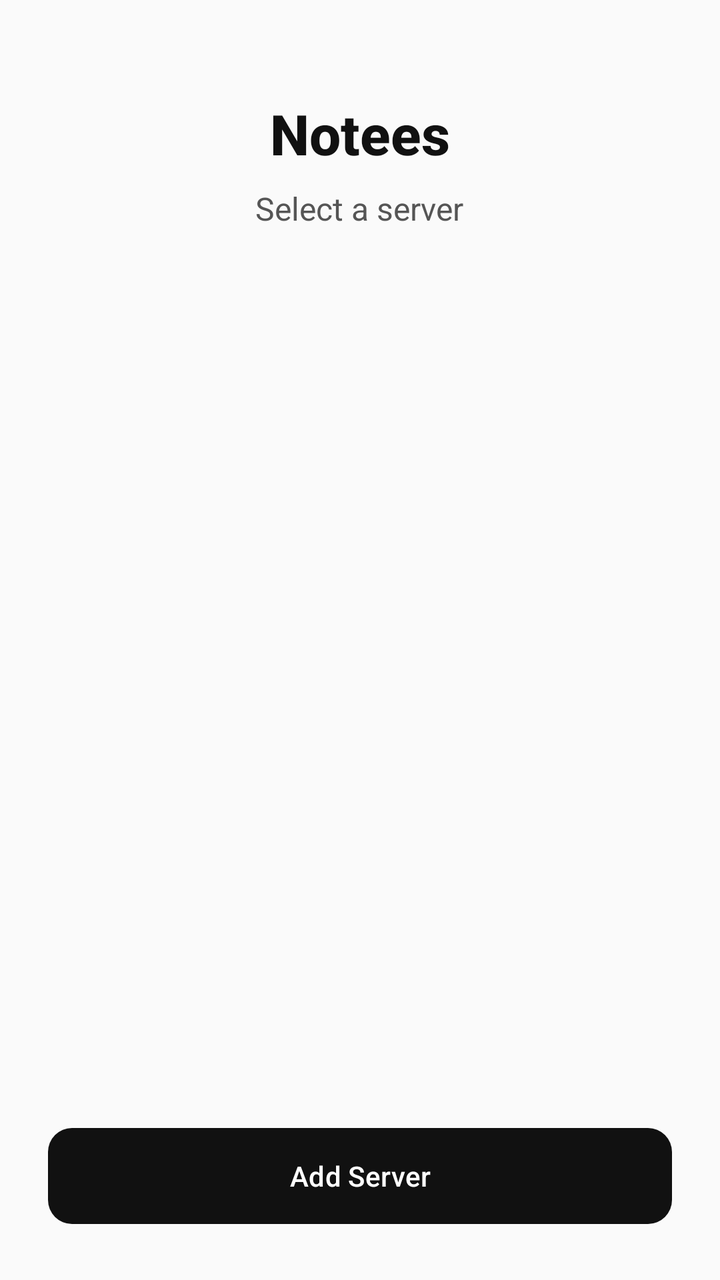
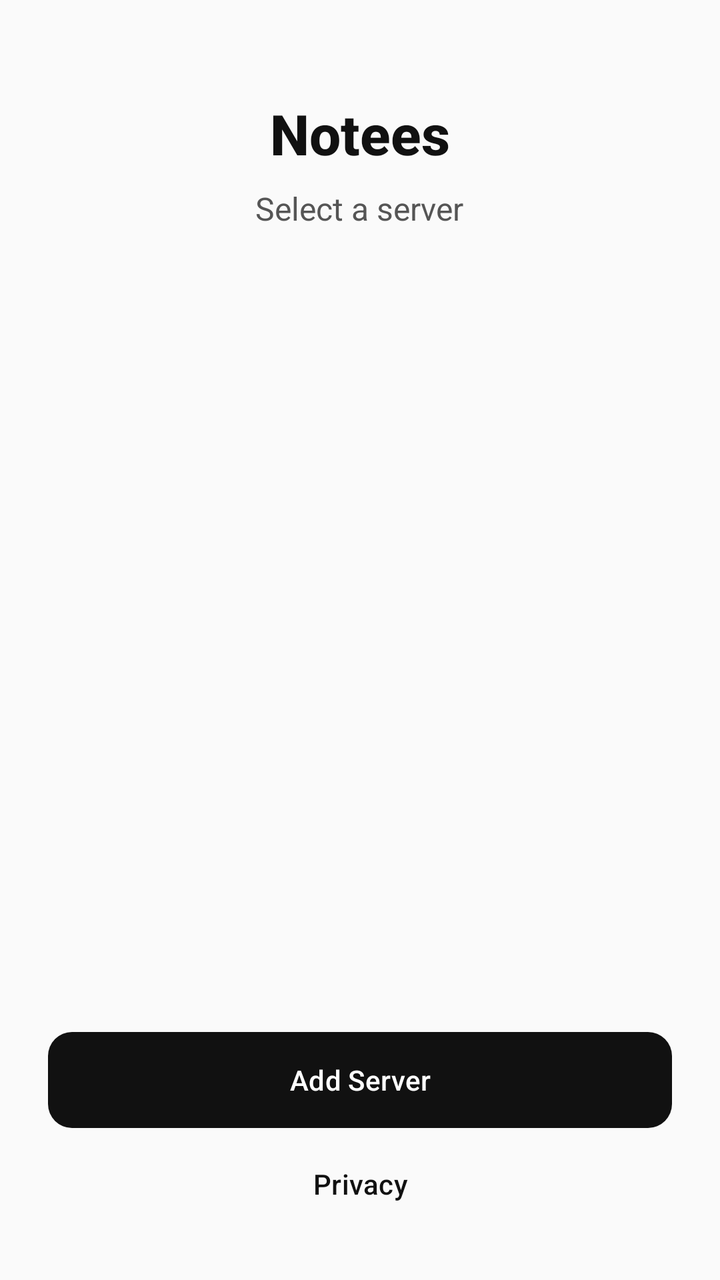

Before-and-after screenshots of an Android layout around one commit, followed by the original layout XML and the change that was made.
<!-- AndroidManifest.xml: application theme Theme.Notees -->
<!-- res/layout/activity_setup_list.xml -->
<?xml version="1.0" encoding="utf-8"?>
<LinearLayout
    xmlns:android="http://schemas.android.com/apk/res/android"
    xmlns:app="http://schemas.android.com/apk/res-auto"
    android:layout_width="match_parent"
    android:layout_height="match_parent"
    android:background="@color/setup_background"
    android:orientation="vertical"
    android:padding="24dp">

    
    <TextView
        android:layout_width="wrap_content"
        android:layout_height="wrap_content"
        android:text="@string/app_name"
        android:textColor="@color/setup_text_primary"
        android:textSize="28sp"
        android:textStyle="bold"
        android:fontFamily="sans-serif-medium"
        android:layout_gravity="center_horizontal"
        android:layout_marginTop="24dp" />

    <TextView
        android:layout_width="wrap_content"
        android:layout_height="wrap_content"
        android:text="@string/setup_select_server_title"
        android:textColor="@color/setup_text_secondary"
        android:textSize="16sp"
        android:layout_gravity="center_horizontal"
        android:layout_marginTop="8dp"
        android:layout_marginBottom="24dp" />

    
    <androidx.recyclerview.widget.RecyclerView
        android:id="@+id/serverListView"
        android:layout_width="match_parent"
        android:layout_height="0dp"
        android:layout_weight="1"
        android:clipToPadding="false"
        android:paddingBottom="8dp" />

    
    <TextView
        android:id="@+id/emptyStateView"
        android:layout_width="wrap_content"
        android:layout_height="wrap_content"
        android:text="@string/setup_empty_state"
        android:textColor="@color/setup_text_secondary"
        android:layout_gravity="center"
        android:visibility="gone" />

    
    <LinearLayout
        android:id="@+id/addServerForm"
        android:layout_width="match_parent"
        android:layout_height="wrap_content"
        android:orientation="vertical"
        android:visibility="gone"
        android:layout_marginTop="8dp">

        <com.google.android.material.textfield.TextInputLayout
            android:id="@+id/nicknameInputLayout"
            style="@style/Widget.Material3.TextInputLayout.OutlinedBox"
            android:layout_width="match_parent"
            android:layout_height="wrap_content"
            android:hint="@string/hint_nickname">

            <com.google.android.material.textfield.TextInputEditText
                android:id="@+id/nicknameInput"
                android:layout_width="match_parent"
                android:layout_height="wrap_content"
                android:inputType="text"
                android:maxLines="1"
                android:textColor="@color/setup_text_primary" />

        </com.google.android.material.textfield.TextInputLayout>

        <com.google.android.material.textfield.TextInputLayout
            android:id="@+id/urlInputLayout"
            style="@style/Widget.Material3.TextInputLayout.OutlinedBox"
            android:layout_width="match_parent"
            android:layout_height="wrap_content"
            android:layout_marginTop="8dp"
            android:hint="@string/hint_server_url"
            app:errorEnabled="true">

            <com.google.android.material.textfield.TextInputEditText
                android:id="@+id/urlInput"
                android:layout_width="match_parent"
                android:layout_height="wrap_content"
                android:inputType="textUri"
                android:imeOptions="actionGo"
                android:maxLines="1"
                android:textColor="@color/setup_text_primary" />

        </com.google.android.material.textfield.TextInputLayout>

        <LinearLayout
            android:layout_width="match_parent"
            android:layout_height="wrap_content"
            android:orientation="horizontal"
            android:layout_marginTop="8dp">

            <com.google.android.material.button.MaterialButton
                android:id="@+id/cancelAddButton"
                style="@style/Widget.Material3.Button.OutlinedButton"
                android:layout_width="0dp"
                android:layout_height="56dp"
                android:layout_weight="1"
                android:layout_marginEnd="8dp"
                android:text="@string/dialog_cancel"
                app:cornerRadius="12dp" />

            <com.google.android.material.button.MaterialButton
                android:id="@+id/saveServerButton"
                style="@style/Widget.Material3.Button"
                android:layout_width="0dp"
                android:layout_height="56dp"
                android:layout_weight="1"
                android:text="@string/button_save"
                app:cornerRadius="12dp" />

        </LinearLayout>

    </LinearLayout>

    
    <com.google.android.material.button.MaterialButton
        android:id="@+id/addServerButton"
        style="@style/Widget.Material3.Button"
        android:layout_width="match_parent"
        android:layout_height="56dp"
        android:layout_marginTop="8dp"
        android:text="@string/button_add_server"
        app:cornerRadius="12dp" />

</LinearLayout>
<!-- resources referenced by this layout -->
<resources>
  <color name="setup_background">#FAFAFA</color>
  <color name="setup_text_primary">#111111</color>
  <color name="setup_text_secondary">#555555</color>
  <string name="app_name">Notees</string>
  <string name="button_add_server">Add Server</string>
  <string name="button_save">Save</string>
  <string name="dialog_cancel">Cancel</string>
  <string name="hint_nickname">Nickname (optional)</string>
  <string name="hint_server_url">https://notees.example.com</string>
  <string name="setup_empty_state">No servers configured.</string>
  <string name="setup_select_server_title">Select a server</string>
  <style name="Theme.Notees" parent="Theme.Material3.Light.NoActionBar">
          <item name="colorPrimary">@color/primary</item>
          <item name="colorOnPrimary">@color/on_primary</item>
          <item name="colorSurface">@color/surface</item>
          <item name="colorOnSurface">@color/on_surface</item>
          <item name="colorError">@color/error</item>
          <item name="android:statusBarColor">@android:color/transparent</item>
          <item name="android:windowLightStatusBar">true</item>
          <item name="android:navigationBarColor">@android:color/transparent</item>
          <item name="android:windowLightNavigationBar">true</item>
      </style>
  <color name="primary">#111111</color>
  <color name="on_primary">#FFFFFF</color>
  <color name="surface">#FFFFFF</color>
  <color name="on_surface">#111111</color>
  <color name="error">#C0392B</color>
</resources>

<!-- the commit's change to res/layout/activity_setup_list.xml (unified diff, before → after) -->
@@ -134,4 +134,13 @@
         android:text="@string/button_add_server"
         app:cornerRadius="12dp" />
 
+    
+    <com.google.android.material.button.MaterialButton
+        android:id="@+id/privacyButton"
+        style="@style/Widget.Material3.Button.TextButton"
+        android:layout_width="wrap_content"
+        android:layout_height="wrap_content"
+        android:layout_gravity="center_horizontal"
+        android:text="@string/button_privacy" />
+
 </LinearLayout>
<!-- resource entries referenced after the edit -->
@@ -5,6 +5,7 @@
   <color name="setup_text_secondary">#555555</color>
   <string name="app_name">Notees</string>
   <string name="button_add_server">Add Server</string>
+  <string name="button_privacy">Privacy</string>
   <string name="button_save">Save</string>
   <string name="dialog_cancel">Cancel</string>
   <string name="hint_nickname">Nickname (optional)</string>
